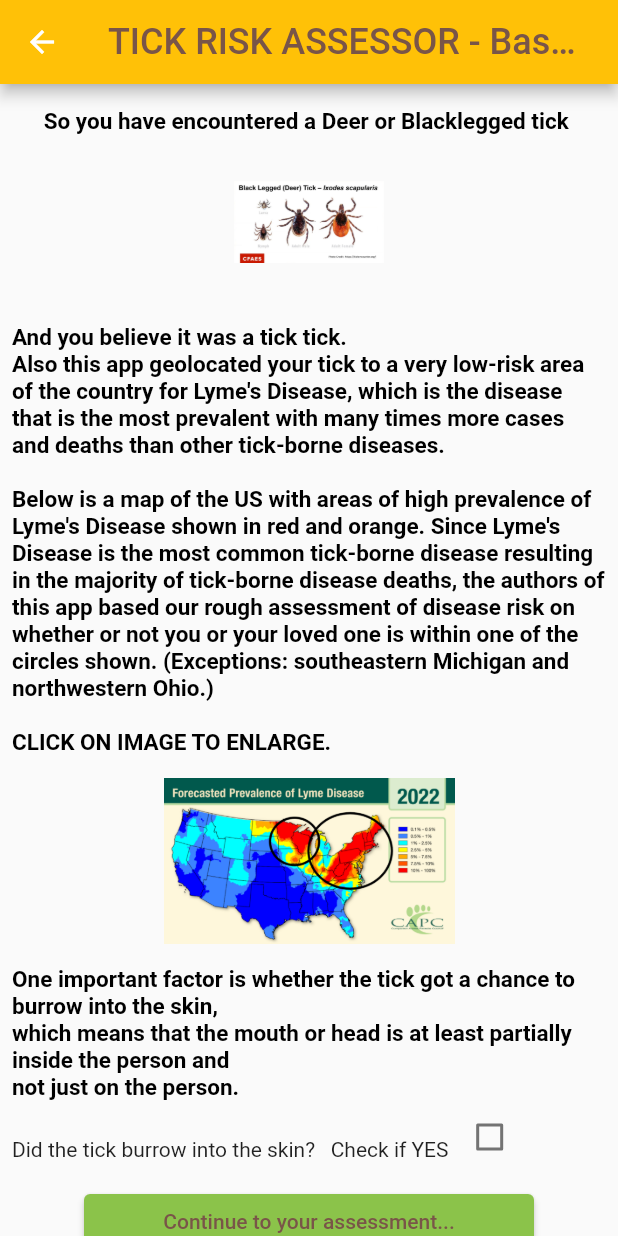
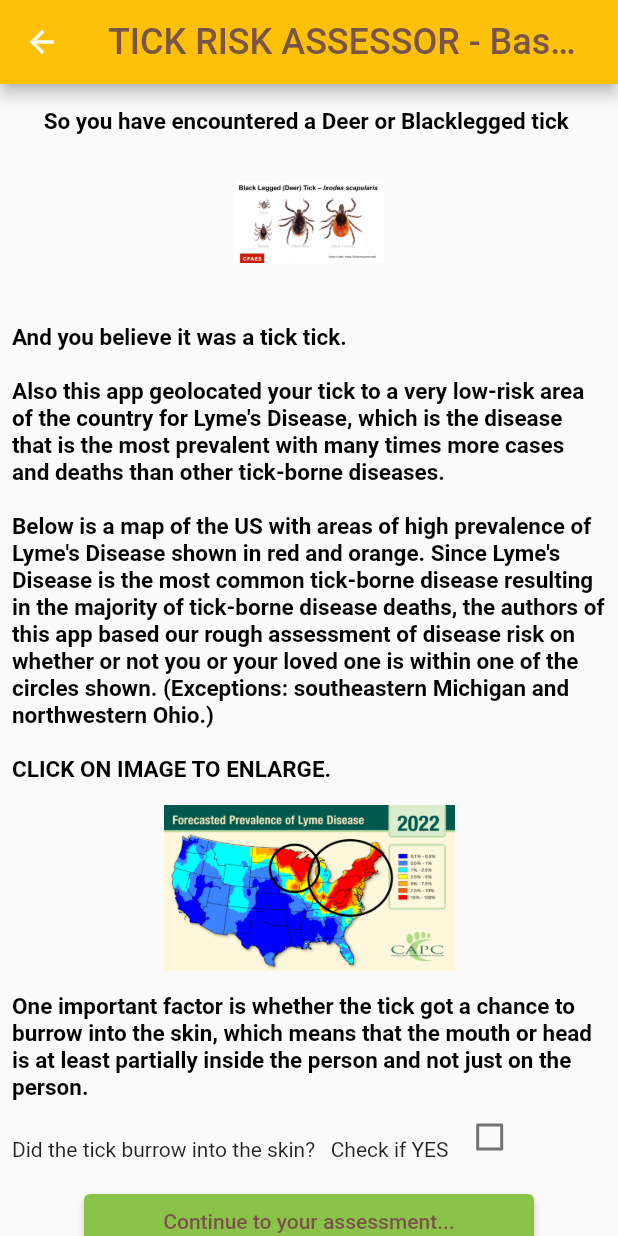
Before and after one commit to rodneyphan/tick_dex, a Flutter app: the RiskAssessment screen opened by its route, after a tap on "Continue to your assessment...", on a phone screen of 412 x 824 dp. Run offline on Flutter 3.47's test engine with Material 2 defaults, Android fonts, the phone set to English and light mode, and no system bars; our stand-ins replace cloud_firestore, firebase_core, geolocator, shared_preferences; missing offline and left inert: baseflow_plugin_template; accounts and stored records are empty.

```diff
--- a/lib/p5_risk_assessment.dart
+++ b/lib/p5_risk_assessment.dart
@@ -95,7 +95,7 @@ class RiskAssessState extends State<RiskAssessment> {
                 style: const TextStyle( color: Colors.black, fontWeight: FontWeight.bold, fontSize: 15),
                 children: <TextSpan>[
                   TextSpan( text: "\nAnd you believe it was a " + tickSexStage + " tick.\n"),
-                  TextSpan( text: "Also this app geolocated your tick to a " + riskFromArea() + " area of the country for "
+                  TextSpan( text: "\nAlso this app geolocated your tick to a " + riskFromArea() + " area of the country for "
                     "Lyme's Disease, which is the disease that is the most prevalent with many times more cases and deaths than other "
                     "tick-borne diseases.\n"
                     "\nBelow is a map of the US with areas of high prevalence of Lyme's Disease shown in red and orange. Since Lyme's Disease is the most common "
@@ -149,7 +149,7 @@ class RiskAssessState extends State<RiskAssessment> {
                 ? const TextSpan(text: " ")
                 : const TextSpan(text: " not "),
               const TextSpan( text: "had a tick burrow it's head into the skin.\n"),
-              TextSpan( text: "The assessment of this app is that your overall risk of obtaining a tick-borne disease is " + overRisk +
+              TextSpan( text: "\nThe assessment of this app is that your overall risk of obtaining a tick-borne disease is " + overRisk +
                     " based on inputed variables.   Your overall risk of dying from a tick-borne illness is extremely small. "),
             ],
           ),
@@ -219,9 +219,8 @@ class BurrowedCheckBoxState extends State<BurrowedCheckBox> {
           text: const TextSpan(
             style: TextStyle( color: Colors.black, fontWeight: FontWeight.bold, fontSize: 15),
             children: <TextSpan>[
-              TextSpan( text: "One important factor is whether the tick got a chance to burrow into the skin,\n" ),
-              TextSpan( text: "which means that the mouth or head is at least partially inside the person and\n" ),
-              TextSpan( text: "not just on the person."),
+              TextSpan( text: "One important factor is whether the tick got a chance to burrow into the skin, which means "
+                       "that the mouth or head is at least partially inside the person and not just on the person."),
             ],
           ),
         ),
```
